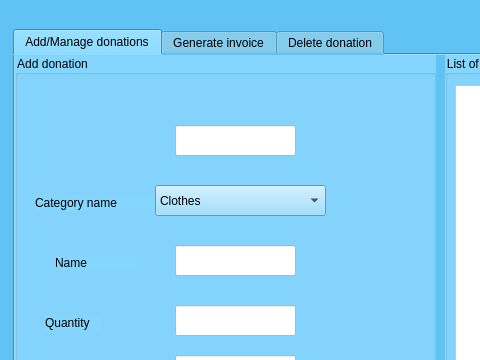
Above: donationswindow.ui from Ghalia9/SmartShareAncCareCenter before the change; both pictures show x 82 to 562 and y 0 to 360 of the 1226 by 864 pixel window. Below: the same form after it.
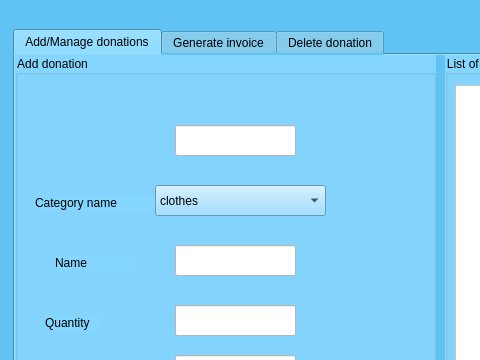
That is the form after the change. Icons and pictures are not drawn.

Diff of the .ui file:
```diff
--- a/donationswindow.ui
+++ b/donationswindow.ui
@@ -241,7 +241,7 @@
        </property>
        <item>
         <property name="text">
-         <string>Clothes</string>
+         <string>clothes</string>
         </property>
        </item>
        <item>
```
Left out of the diff: 6 changed lines with no effect on the pictures.
